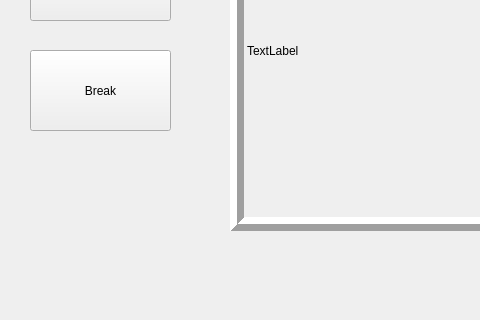
This is form.ui in Thanh-Fourteen/checkIn as Qt 5 draws it before an edit; both pictures show x 0 to 480 and y 280 to 600 of the 800 by 600 pixel window. The edited form follows.
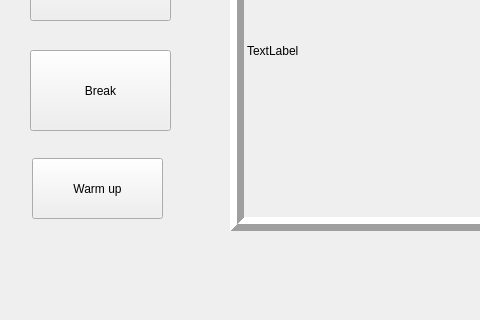
This is the edited form.

Commit message: update multiple thread and button warmup

```diff
--- a/form.ui
+++ b/form.ui
@@ -71,6 +71,19 @@
     <string>Break</string>
    </property>
   </widget>
+  <widget class="QPushButton" name="warmup">
+   <property name="geometry">
+    <rect>
+     <x>32</x>
+     <y>438</y>
+     <width>131</width>
+     <height>61</height>
+    </rect>
+   </property>
+   <property name="text">
+    <string>Warm up</string>
+   </property>
+  </widget>
  </widget>
  <resources/>
  <connections/>
```
The commit also changes 7 other files.
